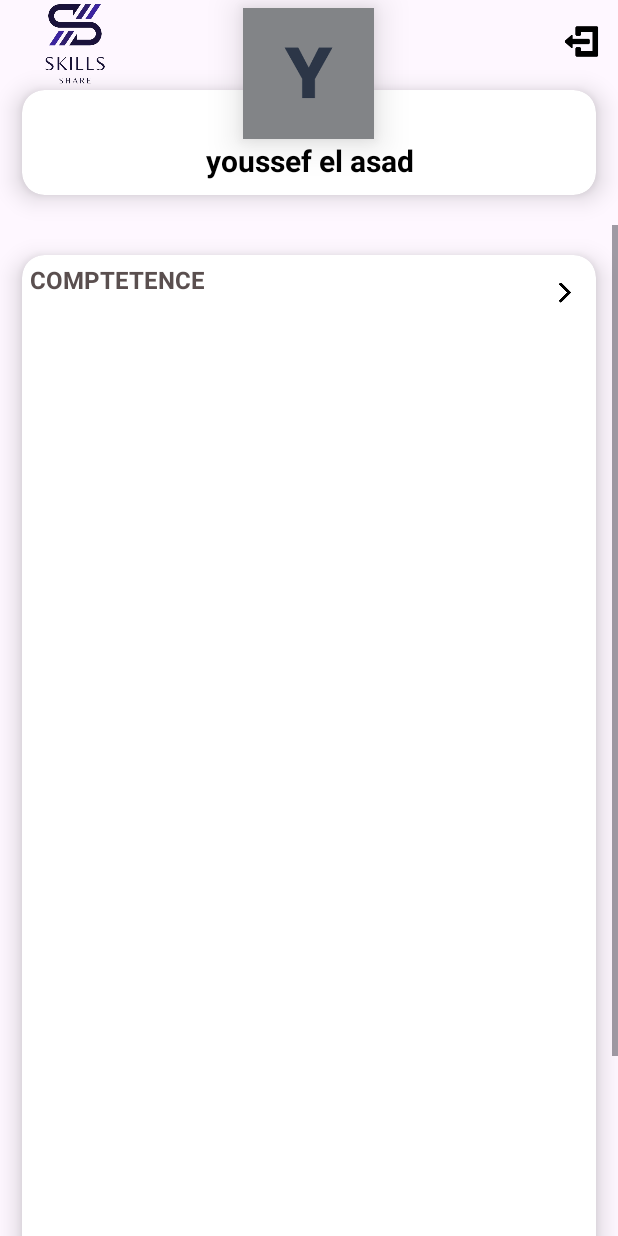
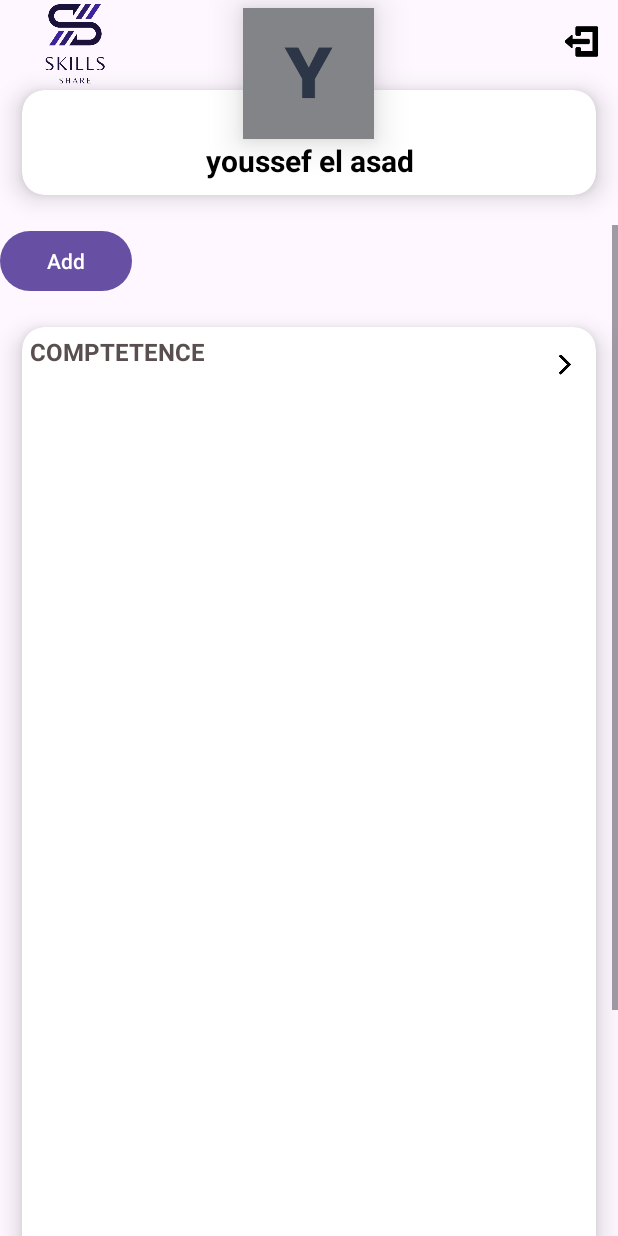
Before and after one commit to Mehdi-mny/SkillsApp, an Android app: the layout competence.xml on its own in the app's theme, with its tools: preview values and no code run, on a phone screen of 412 x 824 dp. Run offline under Robolectric (Android 15) with nearby library versions, the phone set to English and light mode, and no system bars.

```diff
--- a/app/build.gradle.kts
+++ b/app/build.gradle.kts
@@ -39,10 +39,10 @@ dependencies {
     implementation(libs.constraintlayout)
     implementation(libs.coordinatorlayout)
     implementation(libs.firebase.database)
+    implementation(libs.firebase.firestore)
     testImplementation(libs.junit)
     androidTestImplementation(libs.ext.junit)
     androidTestImplementation(libs.espresso.core)
-    implementation ("com.google.firebase:firebase-admin:1.32.0")
     implementation(platform("com.google.firebase:firebase-bom:32.8.1"))
     implementation("com.google.firebase:firebase-analytics")    // Add the dependency for the Firebase Authentication library
     implementation("com.google.firebase:firebase-auth")
--- a/app/src/main/AndroidManifest.xml
+++ b/app/src/main/AndroidManifest.xml
@@ -46,7 +46,10 @@
         <activity
             android:name=".Profile"
             android:exported="false">
-
+        </activity>
+        <activity
+            android:name=".CompetenceActivity"
+            android:exported="false">
         </activity>
     </application>
 
--- a/app/src/main/res/layout/competence.xml
+++ b/app/src/main/res/layout/competence.xml
@@ -85,6 +85,13 @@
             android:layout_height="wrap_content"
             android:orientation="vertical">
 
+            <Button
+                android:id="@+id/button"
+                android:layout_width="wrap_content"
+                android:layout_height="wrap_content"
+                android:text="Add"
+                android:onClick="addCompetence"/>
+
             <androidx.cardview.widget.CardView
                 android:layout_width="match_parent"
                 android:layout_height="820dp"
@@ -95,7 +102,7 @@
 
                 <RelativeLayout
                     android:layout_width="match_parent"
-                    android:layout_height="wrap_content">
+                    android:layout_height="103dp">
 
                     <TextView
                         android:layout_width="wrap_content"
@@ -113,13 +120,8 @@
                         android:layout_alignParentEnd="true"
                         android:layout_marginEnd="14dp"
                         android:src="@drawable/fleche" />
+
                 </RelativeLayout>
-
-                <ListView
-                    android:id="@+id/listview1"
-                    android:layout_width="match_parent"
-                    android:layout_height="match_parent"
-                    android:layout_marginTop="30dp"/>
 
             </androidx.cardview.widget.CardView>
 
--- a/gradle/libs.versions.toml
+++ b/gradle/libs.versions.toml
@@ -9,6 +9,7 @@ activity = "1.8.0"
 constraintlayout = "2.1.4"
 coordinatorlayout = "1.2.0"
 firebaseDatabase = "21.0.0"
+firebaseFirestore = "25.0.0"
 
 [libraries]
 junit = { group = "junit", name = "junit", version.ref = "junit" }
@@ -20,6 +21,7 @@ activity = { group = "androidx.activity", name = "activity", version.ref = "acti
 constraintlayout = { group = "androidx.constraintlayout", name = "constraintlayout", version.ref = "constraintlayout" }
 coordinatorlayout = { group = "androidx.coordinatorlayout", name = "coordinatorlayout", version.ref = "coordinatorlayout" }
 firebase-database = { group = "com.google.firebase", name = "firebase-database", version.ref = "firebaseDatabase" }
+firebase-firestore = { group = "com.google.firebase", name = "firebase-firestore", version.ref = "firebaseFirestore" }
 
 [plugins]
 androidApplication = { id = "com.android.application", version.ref = "agp" }
```
Also changed, not shown: app/src/main/java/com/example/skillsapp/CompetenceActivity.java (+29 -40 lines).
